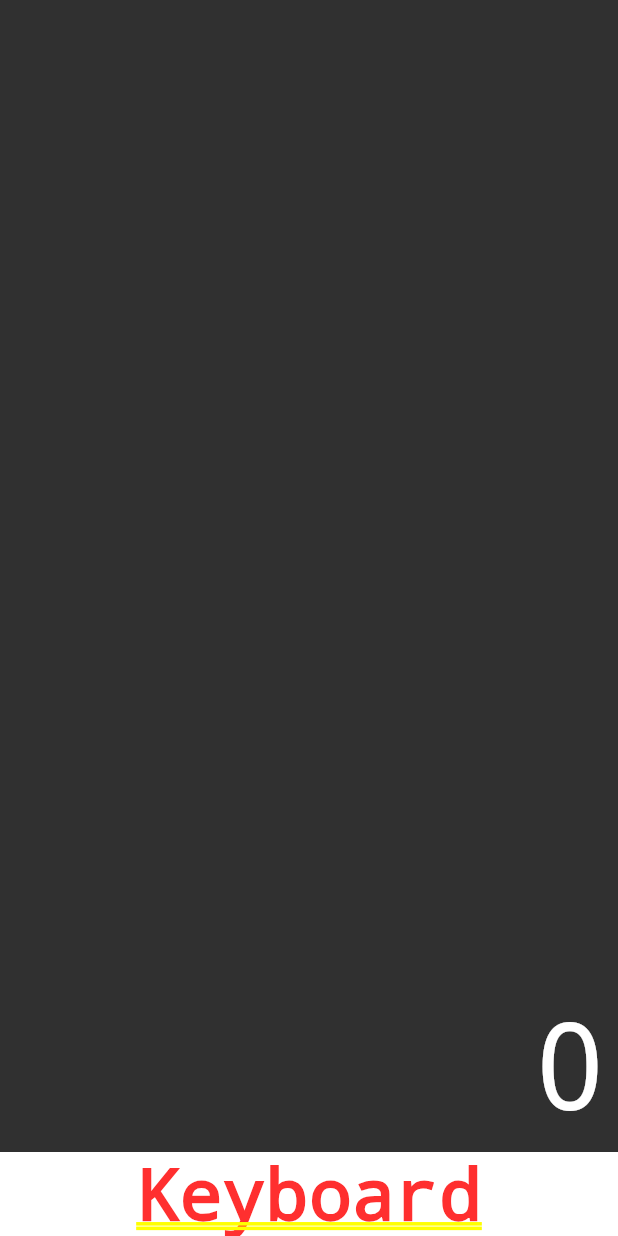
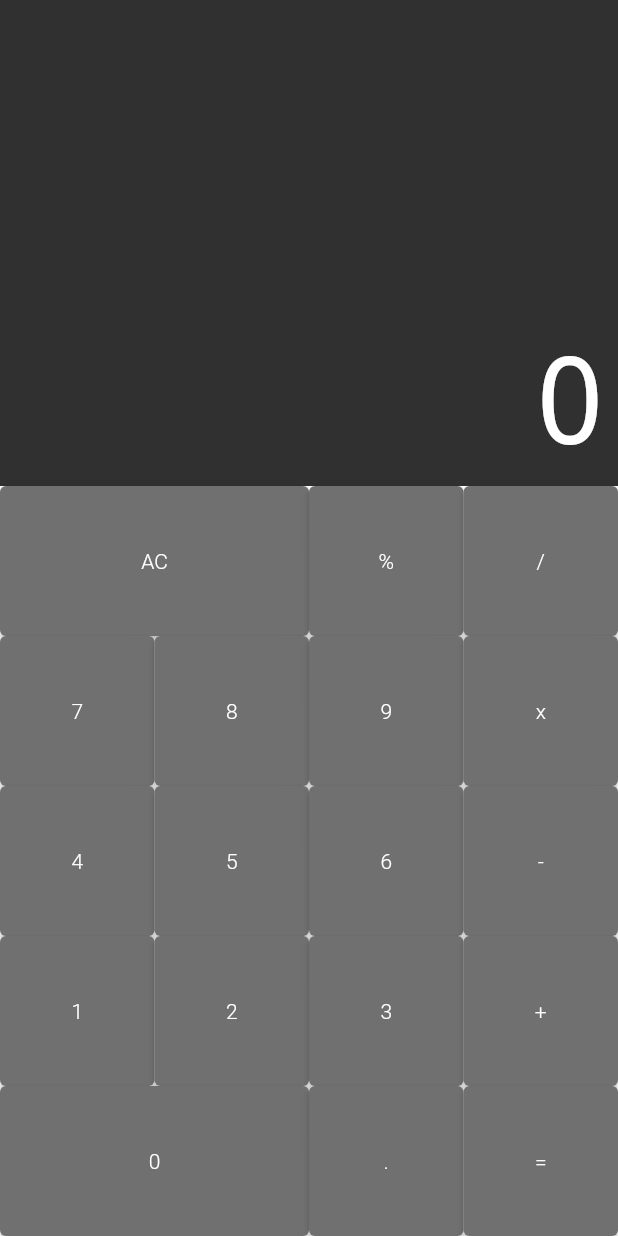
Before and after one commit to ramonmpacheco/mad-calculator, a Flutter app: the screen it shows after launch, on a phone screen of 412 x 824 dp. Run offline on Flutter 3.47's test engine with Material 2 defaults, Android fonts, the phone set to English and light mode, and no system bars; drawn by our look-alikes of auto_size_text.

Commit message:
add: buttons

```diff
--- /dev/null
+++ b/lib/components/button.dart
@@ -0,0 +1,36 @@
+import 'package:flutter/material.dart';
+
+class Button extends StatelessWidget {
+  static const DARK = Color.fromRGBO(82, 82, 82, 1);
+  static const DEFAULT = Color.fromRGBO(112, 112, 112, 1);
+  static const OPERATION = Color.fromRGBO(250, 158, 13, 1);
+
+  final String text;
+  final doubleSpace;
+  final Color color;
+
+  const Button(
+      {Key? key,
+      required this.text,
+      this.doubleSpace = false,
+      this.color = DEFAULT})
+      : super(key: key);
+
+  @override
+  Widget build(BuildContext context) {
+    return Expanded(
+      flex: doubleSpace ? 2 : 1,
+      child: ElevatedButton(
+        onPressed: () {},
+        child: Text(
+          text,
+          style: TextStyle(
+            color: Colors.white,
+            fontWeight: FontWeight.w300,
+          ),
+        ),
+        style: ElevatedButton.styleFrom(primary: this.color),
+      ),
+    );
+  }
+}
--- /dev/null
+++ b/lib/components/button_row.dart
@@ -0,0 +1,19 @@
+import 'package:flutter/material.dart';
+import 'package:mad_calculator/components/button.dart';
+
+class ButtonRow extends StatelessWidget {
+  final List<Button> buttons;
+
+  const ButtonRow({Key? key, required this.buttons}) : super(key: key);
+
+  @override
+  Widget build(BuildContext context) {
+    return Expanded(
+      flex: 1,
+      child: Row(
+        crossAxisAlignment: CrossAxisAlignment.stretch,
+        children: buttons,
+      ),
+    );
+  }
+}
--- /dev/null
+++ b/lib/components/keyboard.dart
@@ -0,0 +1,46 @@
+import 'package:flutter/material.dart';
+import 'package:mad_calculator/components/button.dart';
+import 'package:mad_calculator/components/button_row.dart';
+
+class Keyboard extends StatelessWidget {
+  const Keyboard({Key? key}) : super(key: key);
+
+  @override
+  Widget build(BuildContext context) {
+    return Container(
+      height: 500,
+      child: Column(
+        children: [
+          ButtonRow(buttons: [
+            Button(text: 'AC', doubleSpace: true),
+            Button(text: '%'),
+            Button(text: '/'),
+          ]),
+          ButtonRow(buttons: [
+            Button(text: '7'),
+            Button(text: '8'),
+            Button(text: '9'),
+            Button(text: 'x'),
+          ]),
+          ButtonRow(buttons: [
+            Button(text: '4'),
+            Button(text: '5'),
+            Button(text: '6'),
+            Button(text: '-'),
+          ]),
+          ButtonRow(buttons: [
+            Button(text: '1'),
+            Button(text: '2'),
+            Button(text: '3'),
+            Button(text: '+'),
+          ]),
+          ButtonRow(buttons: [
+            Button(text: '0', doubleSpace: true),
+            Button(text: '.'),
+            Button(text: '='),
+          ]),
+        ],
+      ),
+    );
+  }
+}
--- /dev/null
+++ b/lib/models/engine.dart
@@ -0,0 +1 @@
+class Engine {}
--- a/lib/screens/calculator.dart
+++ b/lib/screens/calculator.dart
@@ -1,5 +1,6 @@
 import 'package:flutter/material.dart';
 import 'package:mad_calculator/components/display.dart';
+import 'package:mad_calculator/components/keyboard.dart';
 
 class Calculator extends StatelessWidget {
   const Calculator({Key? key}) : super(key: key);
@@ -10,7 +11,7 @@ class Calculator extends StatelessWidget {
       home: Column(
         children: [
           Display(text: "0"),
-          Text("Keyboard"),
+          Keyboard(),
         ],
       ),
     );
--- a/pubspec.yaml
+++ b/pubspec.yaml
@@ -23,7 +23,7 @@ environment:
 dependencies:
   flutter:
     sdk: flutter
-  auto_size_text: ^2.1.0
+  auto_size_text: ^3.0.0-nullsafety.0
 
 
   # The following adds the Cupertino Icons font to your application.
```
Also changed, not shown: pubspec.lock.
